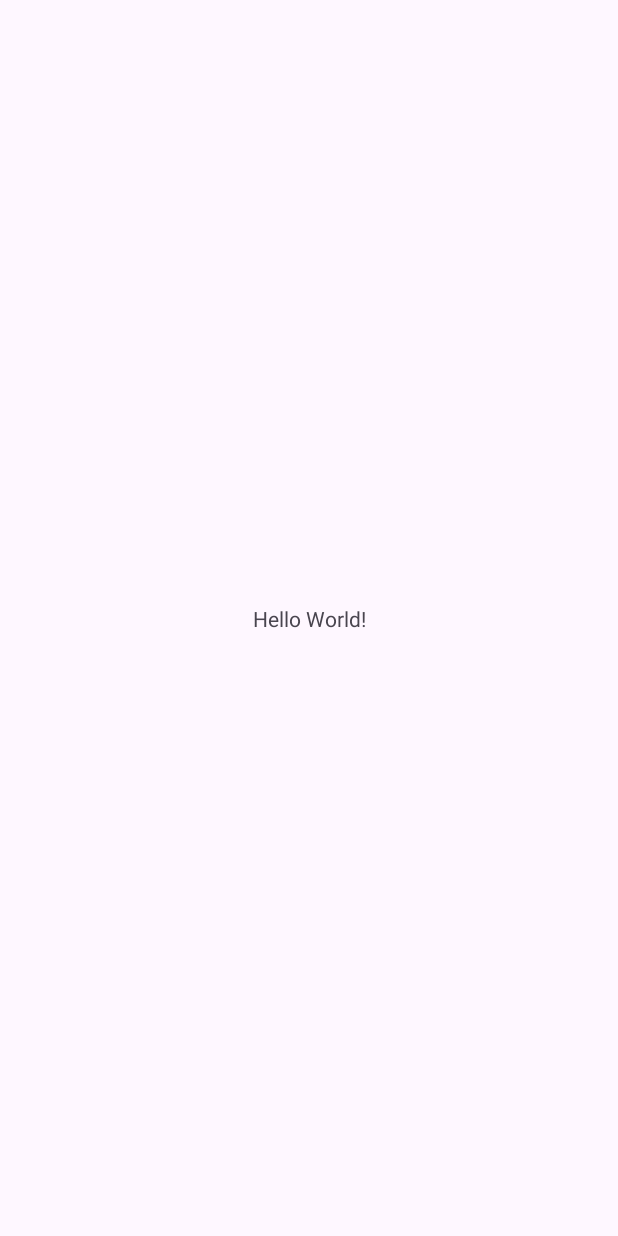
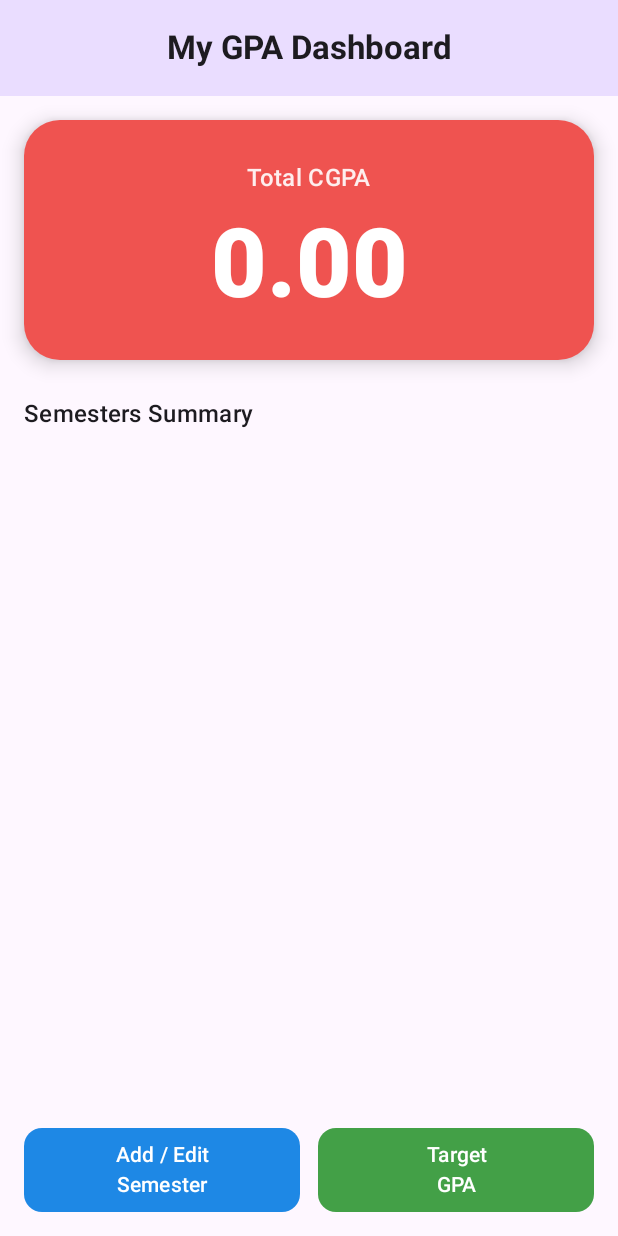
Before and after one commit to MohammedMetw/GPA_Calculator, an Android app built with Jetpack Compose: the screen it shows after launch (MainActivity), on a phone screen of 412 x 824 dp. Before the commit the screen is almost empty. Run offline under Robolectric (Android 15) with nearby library versions, the phone set to English and light mode, and no system bars; our stand-ins replace Room's generated code.

Commit message:
feat: implement business Logic, ViewModels, and UI - Implemented backend business logic and core functionality. - Created the ViewModel package and integrated it with the backend. - Built the UI and modularized it into separate viewsy.

```diff
--- a/app/src/main/java/com/example/gpa_calculatorversion1/MainActivity.kt
+++ b/app/src/main/java/com/example/gpa_calculatorversion1/MainActivity.kt
@@ -1,20 +1,54 @@
 package com.example.gpa_calculatorversion1
 
+import android.content.Intent
 import android.os.Bundle
-import androidx.activity.enableEdgeToEdge
-import androidx.appcompat.app.AppCompatActivity
-import androidx.core.view.ViewCompat
-import androidx.core.view.WindowInsetsCompat
+import androidx.activity.ComponentActivity
+import androidx.activity.compose.setContent
+import androidx.compose.runtime.*
+import androidx.lifecycle.ViewModelProvider
+import com.example.gpa_calculatorversion1.ui.HomeScreen
+import com.example.gpa_calculatorversion1.ui.ManageScreen
+import com.example.gpa_calculatorversion1.viewmodel.MainViewModel
 
-class MainActivity : AppCompatActivity() {
+
+enum class CurrentScreen {
+    HOME,
+    MANAGE
+}
+
+class MainActivity : ComponentActivity() {
     override fun onCreate(savedInstanceState: Bundle?) {
         super.onCreate(savedInstanceState)
-        enableEdgeToEdge()
-        setContentView(R.layout.activity_main)
-        ViewCompat.setOnApplyWindowInsetsListener(findViewById(R.id.main)) { v, insets ->
-            val systemBars = insets.getInsets(WindowInsetsCompat.Type.systemBars())
-            v.setPadding(systemBars.left, systemBars.top, systemBars.right, systemBars.bottom)
-            insets
+
+        val viewModel = ViewModelProvider(this)[MainViewModel::class.java]
+
+        setContent {
+
+            var currentScreen by remember { mutableStateOf(CurrentScreen.HOME) }
+
+            when (currentScreen) {
+                CurrentScreen.HOME -> {
+                    HomeScreen(
+                        viewModel = viewModel,
+                        onManageClicked = {
+                            currentScreen = CurrentScreen.MANAGE
+                        },
+                        onTargetGPAClicked = {
+                            val packageName = ".targetgpa"
+                            val intent = packageManager.getLaunchIntentForPackage(packageName)
+                            if (intent != null) startActivity(intent)
+                        }
+                    )
+                }
+                CurrentScreen.MANAGE -> {
+                    ManageScreen(
+                        viewModel = viewModel,
+                        onBackClicked = {
+                            currentScreen = CurrentScreen.HOME
+                        }
+                    )
+                }
+            }
         }
     }
 }
--- a/app/src/main/java/com/example/gpa_calculatorversion1/database/GPADatabase.kt
+++ b/app/src/main/java/com/example/gpa_calculatorversion1/database/GPADatabase.kt
@@ -7,13 +7,10 @@ import androidx.room.RoomDatabase
 
 @Database(entities = [CourseEntity::class], version = 1, exportSchema = false)
 abstract class GPADatabase : RoomDatabase() {
-
     abstract fun courseDao(): CourseDao
-
     companion object {
         @Volatile
         private var INSTANCE: GPADatabase? = null
-
         fun getDatabase(context: Context): GPADatabase {
             return INSTANCE ?: synchronized(this) {
                 val instance = Room.databaseBuilder(
--- /dev/null
+++ b/app/src/main/java/com/example/gpa_calculatorversion1/ui/HomeScreen.kt
@@ -0,0 +1,157 @@
+package com.example.gpa_calculatorversion1.ui
+
+import androidx.compose.ui.unit.dp
+import androidx.compose.ui.unit.sp
+import androidx.compose.foundation.lazy.LazyColumn
+import androidx.compose.foundation.lazy.items
+import androidx.compose.foundation.shape.RoundedCornerShape
+import androidx.compose.material3.*
+import androidx.compose.runtime.collectAsState
+import androidx.compose.runtime.getValue
+import androidx.compose.ui.Alignment
+import androidx.compose.foundation.layout.*
+import androidx.compose.ui.Modifier
+import androidx.compose.ui.graphics.Color
+import androidx.compose.runtime.Composable
+import androidx.compose.ui.text.font.FontWeight
+
+import com.example.gpa_calculatorversion1.viewmodel.MainViewModel
+import com.example.gpa_calculatorversion1.viewmodel.SemesterGroup
+
+@OptIn(ExperimentalMaterial3Api::class)
+@Composable
+fun HomeScreen(
+    viewModel: MainViewModel,
+    onManageClicked: () -> Unit,
+    onTargetGPAClicked: () -> Unit
+) {
+    val cgpa by viewModel.totalCGPA.collectAsState()
+    val semesters by viewModel.semestersList.collectAsState()
+
+    Scaffold(
+        topBar = {
+            CenterAlignedTopAppBar(
+                title = { Text("My GPA Dashboard", fontWeight = FontWeight.Bold) },
+                colors = TopAppBarDefaults.centerAlignedTopAppBarColors(
+                    containerColor = MaterialTheme.colorScheme.primaryContainer
+                )
+            )
+        }
+    ) { paddingValues ->
+        Column(
+            modifier = Modifier
+                .fillMaxSize()
+                .padding(paddingValues)
+                .padding(16.dp),
+            horizontalAlignment = Alignment.CenterHorizontally
+        ) {
+            CGPACard(cgpa = cgpa)
+            Spacer(modifier = Modifier.height(24.dp))
+            Text(
+                text = "Semesters Summary",
+                style = MaterialTheme.typography.titleMedium,
+                modifier = Modifier.align(Alignment.Start)
+            )
+            Spacer(modifier = Modifier.height(8.dp))
+
+            LazyColumn(
+                modifier = Modifier.weight(1f),
+                verticalArrangement = Arrangement.spacedBy(10.dp)
+            ) {
+                items(semesters) { semester ->
+                    SemesterSummaryCard(semester)
+                }
+            }
+
+            Spacer(modifier = Modifier.height(16.dp))
+
+            Row(
+                modifier = Modifier.fillMaxWidth(),
+                horizontalArrangement = Arrangement.spacedBy(12.dp)
+            ) {
+                Button(
+                    onClick = onManageClicked,
+                    modifier = Modifier.weight(1f).height(56.dp),
+                    shape = RoundedCornerShape(12.dp),
+                    colors = ButtonDefaults.buttonColors(containerColor = Color(0xFF1E88E5))
+                ) {
+                    Text("Add / Edit\nSemester", textAlign = androidx.compose.ui.text.style.TextAlign.Center)
+                }
+
+                Button(
+                    onClick = onTargetGPAClicked,
+                    modifier = Modifier.weight(1f).height(56.dp),
+                    shape = RoundedCornerShape(12.dp),
+                    colors = ButtonDefaults.buttonColors(containerColor = Color(0xFF43A047))
+                ) {
+                    Text("Target\nGPA", textAlign = androidx.compose.ui.text.style.TextAlign.Center)
+                }
+            }
+        }
+    }
+}
+
+@Composable
+fun SemesterSummaryCard(semester: SemesterGroup) {
+    Card(
+        modifier = Modifier.fillMaxWidth(),
+        colors = CardDefaults.cardColors(containerColor = MaterialTheme.colorScheme.surfaceVariant)
+    ) {
+        Row(
+            modifier = Modifier.padding(16.dp).fillMaxWidth(),
+            horizontalArrangement = Arrangement.SpaceBetween,
+            verticalAlignment = Alignment.CenterVertically
+        ) {
+            Text(semester.semesterName, fontWeight = FontWeight.Bold, fontSize = 18.sp)
+
+            Surface(
+                color = MaterialTheme.colorScheme.primary,
+                shape = RoundedCornerShape(8.dp)
+            ) {
+                Text(
+                    text = String.format("%.2f", semester.semesterGPA),
+                    color = Color.White,
+                    modifier = Modifier.padding(horizontal = 12.dp, vertical = 6.dp),
+                    fontWeight = FontWeight.Bold
+                )
+            }
+        }
+    }
+}
+
+@Composable
+fun CGPACard(cgpa: Double) {
+    val cardColor = when {
+        cgpa >= 3.0 -> Color(0xFF4CAF50)
+        cgpa >= 2.0 -> Color(0xFFFFC107)
+        else -> Color(0xFFEF5350)
+    }
+
+    Card(
+        modifier = Modifier
+            .fillMaxWidth()
+            .height(160.dp),
+        shape = RoundedCornerShape(24.dp),
+        elevation = CardDefaults.cardElevation(8.dp),
+        colors = CardDefaults.cardColors(containerColor = cardColor)
+    ) {
+        Column(
+            modifier = Modifier.fillMaxSize(),
+            verticalArrangement = Arrangement.Center,
+            horizontalAlignment = Alignment.CenterHorizontally
+        ) {
+            Text(
+                text = "Total CGPA",
+                style = MaterialTheme.typography.titleMedium,
+                color = Color.White.copy(alpha = 0.9f)
+            )
+            Spacer(modifier = Modifier.height(8.dp))
+            Text(
+                text = String.format("%.2f", cgpa),
+                fontSize = 64.sp,
+                fontWeight = FontWeight.ExtraBold,
+                color = Color.White
+            )
+        }
+    }
+}
--- /dev/null
+++ b/app/src/main/java/com/example/gpa_calculatorversion1/viewmodel/MainViewModel.kt
@@ -0,0 +1,98 @@
+package com.example.gpa_calculatorversion1.viewmodel
+
+import android.app.Application
+import androidx.lifecycle.AndroidViewModel
+import androidx.lifecycle.viewModelScope
+import com.example.gpa_calculatorversion1.database.CourseEntity
+import com.example.gpa_calculatorversion1.database.GPADatabase
+import kotlinx.coroutines.flow.SharingStarted
+import kotlinx.coroutines.flow.StateFlow
+import kotlinx.coroutines.flow.map
+import kotlinx.coroutines.flow.stateIn
+import kotlinx.coroutines.launch
+
+class MainViewModel(application: Application) : AndroidViewModel(application) {
+
+
+    private val dao = GPADatabase.getDatabase(application).courseDao()
+
+
+    private val allCoursesRaw = dao.getAllCourses()
+        .stateIn(viewModelScope, SharingStarted.WhileSubscribed(5000), emptyList())
+
+    val totalCGPA: StateFlow<Double> = allCoursesRaw.map { courses ->
+        calculateGPA(courses)
+    }.stateIn(viewModelScope, SharingStarted.WhileSubscribed(5000), 0.0)
+
+
+    val semestersList: StateFlow<List<SemesterGroup>> = allCoursesRaw.map { courses ->
+
+        courses.groupBy { it.semester }
+            .map { (semName, semCourses) ->
+
+                SemesterGroup(
+                    semesterName = semName,
+                    semesterGPA = calculateGPA(semCourses),
+                    courses = semCourses
+                )
+            }.sortedBy { it.semesterName }
+    }.stateIn(viewModelScope, SharingStarted.WhileSubscribed(5000), emptyList())
+
+
+    fun addCourse(name: String, hours: Int, grade: String, semester: String) {
+        viewModelScope.launch {
+            dao.insertCourse(
+                CourseEntity(
+                    courseName = name,
+                    creditHours = hours,
+                    gradeLetter = grade,
+                    semester = semester
+                )
+            )
+        }
+    }
+
+    fun updateCourse(course: CourseEntity) {
+        viewModelScope.launch {
+            dao.updateCourse(course)
+        }
+    }
+
+    fun deleteCourse(course: CourseEntity) {
+        viewModelScope.launch {
+            dao.deleteCourse(course)
+        }
+    }
+
+
+    //  (GPA Calculator)
+    private fun calculateGPA(courses: List<CourseEntity>): Double {
+        if (courses.isEmpty()) return 0.0
+
+        var totalPoints = 0.0
+        var totalHours = 0
+
+        for (course in courses) {
+            val points = getPointsFromGrade(course.gradeLetter)
+            totalPoints += points * course.creditHours
+            totalHours += course.creditHours
+        }
+
+        return if (totalHours > 0) totalPoints / totalHours else 0.0
+    }
+
+    private fun getPointsFromGrade(grade: String): Double {
+        return when (grade.uppercase()) {
+            "A+", "A" -> 4.0
+            "A-" -> 3.7
+            "B+" -> 3.3
+            "B" -> 3.0
+            "B-" -> 2.7
+            "C+" -> 2.3
+            "C" -> 2.0
+            "C-" -> 1.7
+            "D+", "D" -> 1.0
+            else -> 0.0 // F
+        }
+    }
+}
```
Also changed, not shown: app/build.gradle.kts (+16 -0 lines), app/src/main/java/com/example/gpa_calculatorversion1/database/CourseDao.kt (+2 -6 lines), app/src/main/java/com/example/gpa_calculatorversion1/ui/ManageScreen.kt (added, +146 -0 lines), app/src/main/java/com/example/gpa_calculatorversion1/viewmodel/SemesterGroup.kt (added, +9 -0 lines), gradle/libs.versions.toml (+14 -0 lines).
